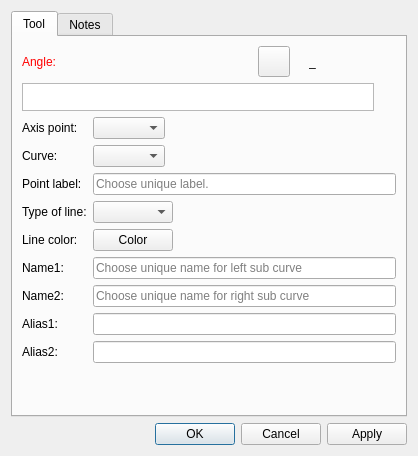
Before: the Qt Designer form src/libs/vtools/dialogs/tools/dialogcurveintersectaxis.ui in equinox-patterns/Ostara, drawn with Qt 5.
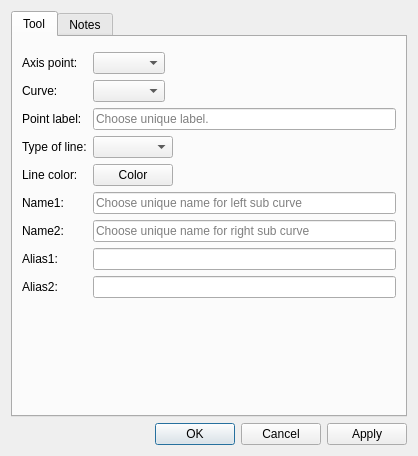
After: the same form once the commit is applied. Icons and pictures are not drawn. Custom widgets are drawn as their Qt base class.

Commit message: Étape 0b — FormulaInputWidget : factorisation des champs formule dans 20 dialogues

Diff of the .ui file:
```diff
--- a/src/libs/vtools/dialogs/tools/dialogcurveintersectaxis.ui
+++ b/src/libs/vtools/dialogs/tools/dialogcurveintersectaxis.ui
@@ -29,186 +29,7 @@
       </attribute>
       <layout class="QVBoxLayout" name="verticalLayout">
        <item>
-        <layout class="QHBoxLayout" name="horizontalLayout_9">
-         <item alignment="Qt::AlignmentFlag::AlignLeft">
-          <widget class="QLabel" name="labelEditFormula">
-           <property name="sizePolicy">
-            <sizepolicy hsizetype="Fixed" vsizetype="Preferred">
-             <horstretch>0</horstretch>
-             <verstretch>0</verstretch>
-            </sizepolicy>
-           </property>
-           <property name="palette">
-            <palette>
-             <active>
-              <colorrole role="WindowText">
-               <brush brushstyle="SolidPattern">
-                <color alpha="255">
-                 <red>255</red>
-                 <green>0</green>
-                 <blue>0</blue>
-                </color>
-               </brush>
-              </colorrole>
-             </active>
-             <inactive>
-              <colorrole role="WindowText">
-               <brush brushstyle="SolidPattern">
-                <color alpha="255">
-                 <red>255</red>
-                 <green>0</green>
-                 <blue>0</blue>
-                </color>
-               </brush>
-              </colorrole>
-             </inactive>
-             <disabled>
-              <colorrole role="WindowText">
-               <brush brushstyle="SolidPattern">
-                <color alpha="255">
-                 <red>159</red>
-                 <green>158</green>
-                 <blue>158</blue>
-                </color>
-               </brush>
-              </colorrole>
-             </disabled>
-            </palette>
-           </property>
-           <property name="text">
-            <string>Angle:</string>
-           </property>
-          </widget>
-         </item>
-         <item>
-          <spacer name="horizontalSpacer_2">
-           <property name="orientation">
-            <enum>Qt::Orientation::Horizontal</enum>
-           </property>
-           <property name="sizeHint" stdset="0">
-            <size>
-             <width>40</width>
-             <height>20</height>
-            </size>
-           </property>
-          </spacer>
-         </item>
-         <item alignment="Qt::AlignmentFlag::AlignRight">
-          <widget class="QToolButton" name="toolButtonExprAngle">
-           <property name="toolTip">
-            <string>Formula wizard</string>
-           </property>
-           <property name="text">
-            <string notr="true"/>
-           </property>
-           <property name="icon">
-            <iconset resource="../../../vmisc/share/resources/icon.qrc">
-             <normaloff>:/icon/light/24x24/fx.png</normaloff>:/icon/light/24x24/fx.png</iconset>
-           </property>
-           <property name="iconSize">
-            <size>
-             <width>24</width>
-             <height>24</height>
-            </size>
-           </property>
-          </widget>
-         </item>
-         <item alignment="Qt::AlignmentFlag::AlignRight">
-          <widget class="QLabel" name="label_3">
-           <property name="text">
-            <string/>
-           </property>
-           <property name="pixmap">
-            <pixmap resource="../../../vmisc/share/resources/icon.qrc">:/icon/light/24x24/equal.png</pixmap>
-           </property>
-          </widget>
-         </item>
-         <item alignment="Qt::AlignmentFlag::AlignRight">
-          <widget class="QLabel" name="labelResultCalculation">
-           <property name="sizePolicy">
-            <sizepolicy hsizetype="Fixed" vsizetype="Preferred">
-             <horstretch>0</horstretch>
-             <verstretch>0</verstretch>
-            </sizepolicy>
-           </property>
-           <property name="minimumSize">
-            <size>
-             <width>87</width>
-             <height>0</height>
-            </size>
-           </property>
-           <property name="toolTip">
-            <string>Value</string>
-           </property>
-           <property name="text">
-            <string notr="true">_</string>
-           </property>
-          </widget>
-         </item>
-        </layout>
-       </item>
-       <item>
-        <layout class="QHBoxLayout" name="horizontalLayout">
-         <item>
-          <widget class="VPlainTextEdit" name="plainTextEditFormula">
-           <property name="sizePolicy">
-            <sizepolicy hsizetype="Expanding" vsizetype="Preferred">
-             <horstretch>0</horstretch>
-             <verstretch>0</verstretch>
-            </sizepolicy>
-           </property>
-           <property name="maximumSize">
-            <size>
-             <width>16777215</width>
-             <height>28</height>
-            </size>
-           </property>
-           <property name="baseSize">
-            <size>
-             <width>4</width>
-             <height>0</height>
-            </size>
-           </property>
-           <property name="toolTip">
-            <string>Calculation</string>
-           </property>
-           <property name="tabChangesFocus">
-            <bool>true</bool>
-           </property>
-           <property name="lineWrapMode">
-            <enum>QPlainTextEdit::LineWrapMode::NoWrap</enum>
-           </property>
-          </widget>
-         </item>
-         <item>
-          <widget class="QPushButton" name="pushButtonGrowLengthAngle">
-           <property name="maximumSize">
-            <size>
-             <width>16</width>
-             <height>16</height>
-            </size>
-           </property>
-           <property name="toolTip">
-            <string>&lt;html&gt;&lt;head/&gt;&lt;body&gt;&lt;p&gt;Show full calculation in message box&lt;/p&gt;&lt;/body&gt;&lt;/html&gt;</string>
-           </property>
-           <property name="text">
-            <string notr="true"/>
-           </property>
-           <property name="icon">
-            <iconset theme="go-down"/>
-           </property>
-           <property name="iconSize">
-            <size>
-             <width>16</width>
-             <height>16</height>
-            </size>
-           </property>
-           <property name="flat">
-            <bool>true</bool>
-           </property>
-          </widget>
-         </item>
-        </layout>
+        <widget class="QWidget" name="formulaPlaceholder" native="true"/>
        </item>
        <item>
         <layout class="QFormLayout" name="formLayout">
@@ -426,11 +247,6 @@
    <extends>QPushButton</extends>
    <header>../vpropertyexplorer/qtcolorpicker.h</header>
   </customwidget>
-  <customwidget>
-   <class>VPlainTextEdit</class>
-   <extends>QPlainTextEdit</extends>
-   <header>../vwidgets/vplaintextedit.h</header>
-  </customwidget>
  </customwidgets>
  <tabstops>
   <tabstop>plainTextEditFormula</tabstop>
```
Left out of the diff: 9 changed lines with no effect on the pictures. The commit also changes 59 other files.
